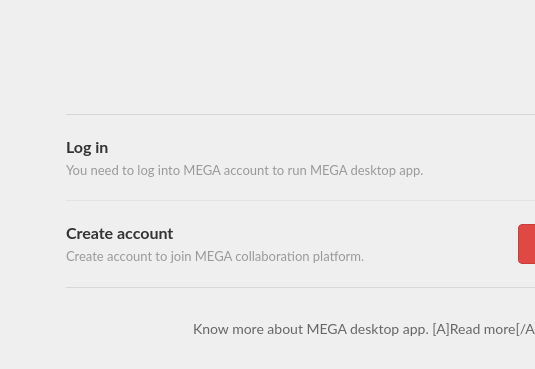
Qt form src/MEGASync/gui/macx/InfoWizard.ui (meganz/MEGAsync) before a commit; both pictures show x 0 to 535 and y 172 to 541 of the 732 by 541 pixel window.
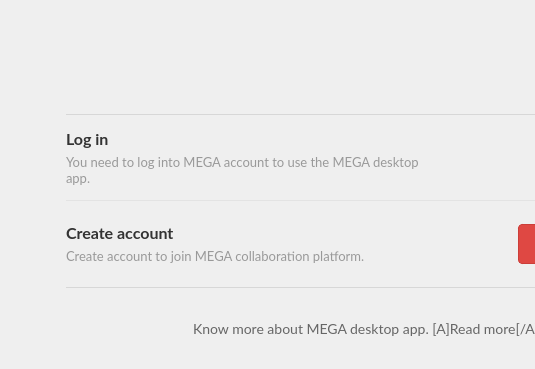
The same form after that commit. Icons and pictures are not drawn.

```diff
--- a/src/MEGASync/gui/macx/InfoWizard.ui
+++ b/src/MEGASync/gui/macx/InfoWizard.ui
@@ -988,7 +988,7 @@
                   </sizepolicy>
                  </property>
                  <property name="text">
-                  <string>You need to log into MEGA account to run MEGA desktop app.</string>
+                  <string>You need to log into MEGA account to use the MEGA desktop app.</string>
                  </property>
                  <property name="wordWrap">
                   <bool>true</bool>
```
